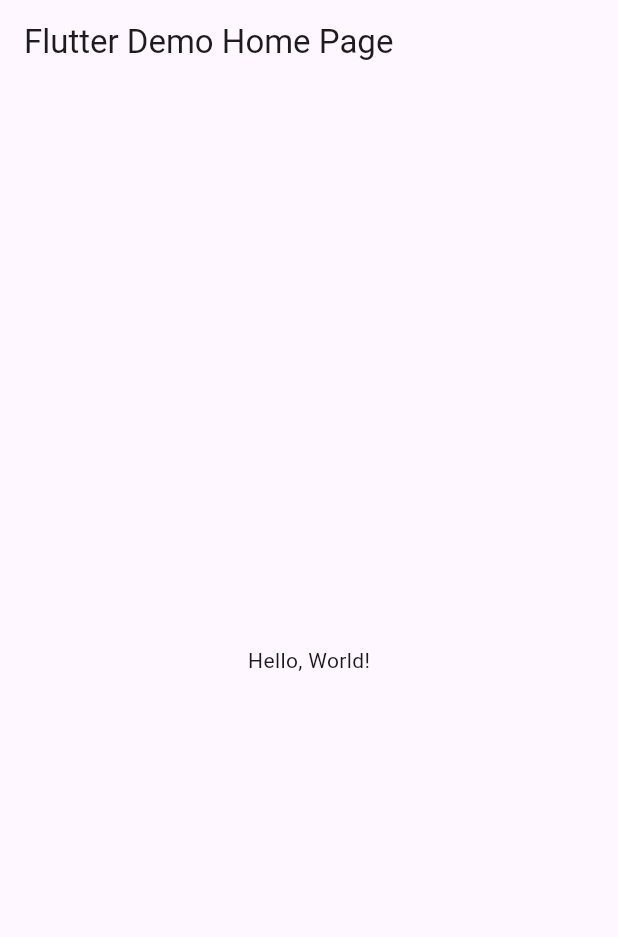
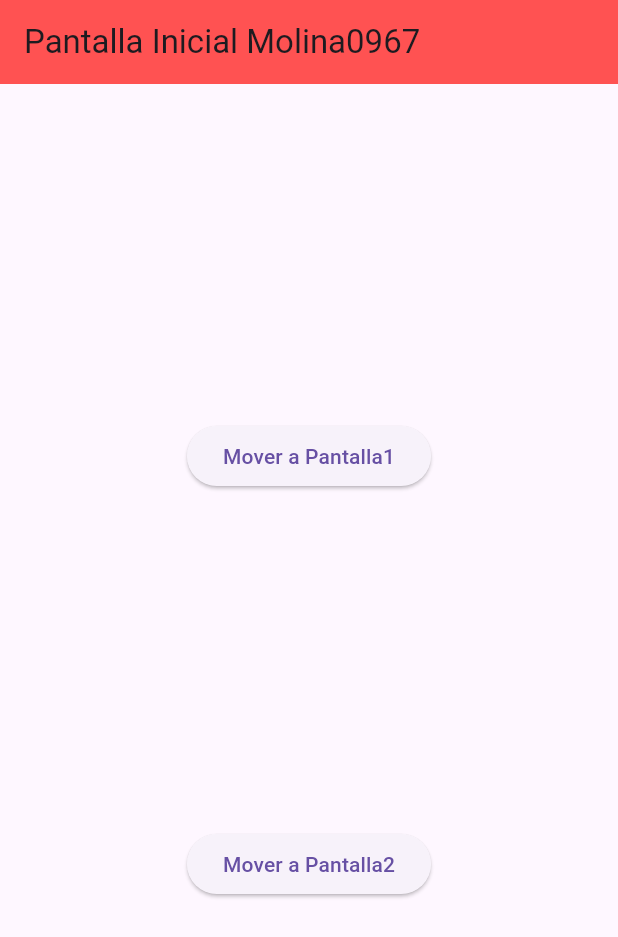
Before and after one commit to MolinaVRL128/p15-RutasV2-0967, a Flutter app: the screen it shows after launch, on a phone screen of 412 x 824 dp. Shown: the top 937 px of the screen. Run offline on Flutter 3.47's test engine with Material 3 defaults, Android fonts, the phone set to English and light mode, and no system bars.

```diff
--- a/lib/main.dart
+++ b/lib/main.dart
@@ -1,43 +1,22 @@
 import 'package:flutter/material.dart';
+import 'package:molina0967/pantalla2_0967.dart';
+import 'package:molina0967/pantalla1_0967.dart';
+import 'package:molina0967/pantallainicial_0967.dart';
 
-void main() => runApp(MyApp());
+void main() => runApp(MiApp0967());
 
-class MyApp extends StatelessWidget {
-  const MyApp({super.key});
-  // This widget is the root of your application.
+class MiApp0967 extends StatelessWidget {
+  const MiApp0967({Key? key}) : super(key: key);
   @override
   Widget build(BuildContext context) {
     return MaterialApp(
-      // Application name
-      title: 'Flutter Hello World',
-      // Application theme data, you can set the colors for the application as
-      // you want
-      theme: ThemeData(
-        // useMaterial3: true,
-        primarySwatch: Colors.blue,
-      ),
-      // A widget which will be started on application startup
-      home: MyHomePage(title: 'Flutter Demo Home Page'),
+      debugShowCheckedModeBanner: false,
+      initialRoute: "/",
+      routes: {
+        "/": (context) => PantallaInicial_0967(),
+        "/Pantalla1_0967": (context) => Pantalla1_0967(),
+        "/Pantalla2_0967": (context) => Pantalla2_0967(),
+      }, //Fin rutas de páginas
     );
-  }
-}
-
-class MyHomePage extends StatelessWidget {
-  final String title;
-  const MyHomePage({super.key, required this.title});
-
-  @override
-  Widget build(BuildContext context) {
-    return Scaffold(
-      appBar: AppBar(
-        // The title text which will be shown on the action bar
-        title: Text(title),
-      ),
-      body: Center(
-        child: Text(
-          'Hello, World!',
-        ),
-      ),
-    );
-  }
-}
+  } //Fin de Widgets
+} //Fin de MiApp0967
--- /dev/null
+++ b/lib/pantalla1_0967.dart
@@ -0,0 +1,25 @@
+//Pantalla1_0967
+import 'package:flutter/material.dart';
+
+class Pantalla1_0967 extends StatelessWidget {
+  const Pantalla1_0967({Key? key}) : super(key: key);
+
+  @override
+  Widget build(BuildContext context) {
+    return Scaffold(
+      appBar: AppBar(
+        title: Text("Pantalla1 Molina0967"),
+        backgroundColor: Colors.pinkAccent,
+      ),
+      body: Center(
+        child: Column(
+          children: [
+            Container(
+              child: Text("Molina Ejemplo"),
+            )
+          ], //Niños
+        ),
+      ),
+    );
+  } //Fin widget
+} //Fin pantalla1
--- /dev/null
+++ b/lib/pantallainicial_0967.dart
@@ -0,0 +1,36 @@
+import 'package:flutter/material.dart';
+
+//PantallaInicial_0967
+//
+class PantallaInicial_0967 extends StatelessWidget {
+  const PantallaInicial_0967({Key? key}) : super(key: key);
+
+  @override
+  Widget build(BuildContext context) {
+    return Scaffold(
+      appBar: AppBar(
+        title: Text("Pantalla Inicial Molina0967"),
+        backgroundColor: Colors.redAccent,
+      ),
+      body: Center(
+        child: Column(
+          mainAxisAlignment: MainAxisAlignment.spaceEvenly,
+          children: [
+            ElevatedButton(
+              onPressed: () {
+                Navigator.pushNamed(context, "/Pantalla1_0967");
+              },
+              child: Text("Mover a Pantalla1"),
+            ),
+            ElevatedButton(
+              onPressed: () {
+                Navigator.pushNamed(context, "/Pantalla2_0967");
+              },
+              child: Text("Mover a Pantalla2"),
+            )
+          ], //Niños Widgets
+        ),
+      ),
+    );
+  } //Fin de widget
+} //Fin pantalla inicial
```
Also changed, not shown: lib/pantalla2_0967.dart (added, +27 -0 lines).
